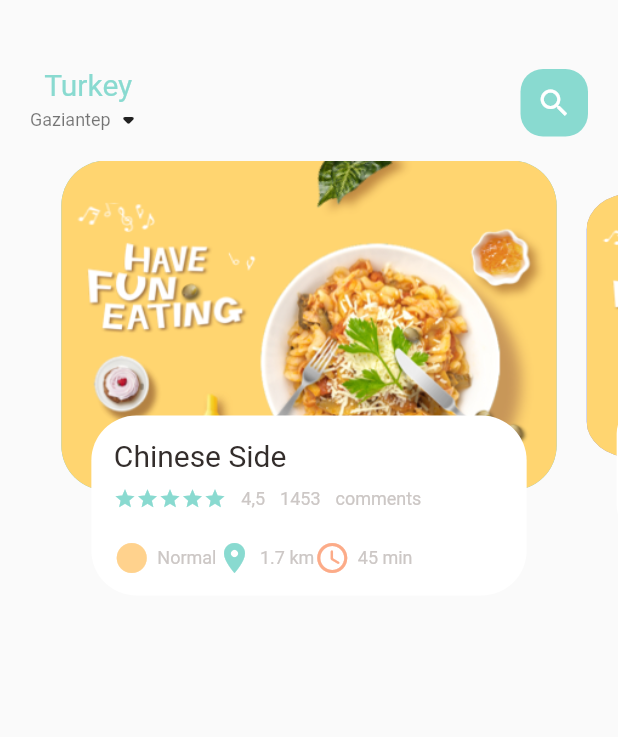
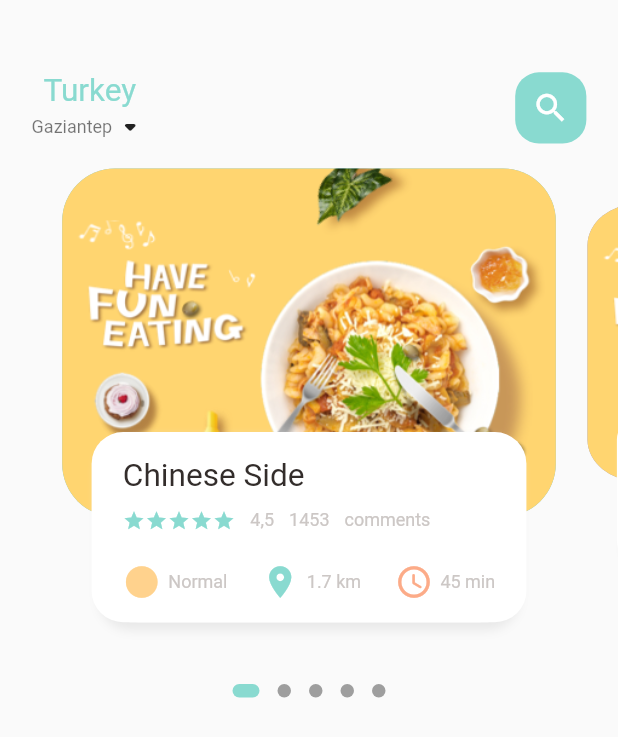
Before and after one commit to EnesAgir-7/Food_Delivery, a Flutter app: the screen it shows after launch, on a phone screen of 412 x 824 dp. Shown: the top 737 px of the screen. Run offline on Flutter 3.47's test engine with Material 2 defaults, Android fonts, the phone set to English and light mode, and no system bars; drawn by our look-alikes of dots_indicator; our stand-ins replace get; missing offline and left inert: dart:ffi.

Commit message:
dynamic resize
dynamically change dimensions

```diff
--- a/lib/home/food_page_body.dart
+++ b/lib/home/food_page_body.dart
@@ -1,8 +1,10 @@
 import 'dart:ffi';
 
+import 'package:dots_indicator/dots_indicator.dart';
 import 'package:flutter/cupertino.dart';
 import 'package:flutter/material.dart';
 import 'package:food_delivery/utils/colors.dart';
+import 'package:food_delivery/utils/dimensions.dart';
 import 'package:food_delivery/widgets/big_text.dart';
 import 'package:food_delivery/widgets/icon_and_text_widget.dart';
 import 'package:food_delivery/widgets/small_text.dart';
@@ -18,7 +20,7 @@ class _FoodPageBodyState extends State<FoodPageBody> {
   PageController pageController = PageController(viewportFraction: 0.85);
   var _currPageValue = 0.0;
   double _scaleFactor = 0.8;
-  double _height = 220;
+  double _height = Dimensions.pageViewContainer;
   @override
   void initState() {
     super.initState();
@@ -37,14 +39,32 @@ class _FoodPageBodyState extends State<FoodPageBody> {
 
   @override
   Widget build(BuildContext context) {
-    return Container(
-      height: 320,
+    return Column(
+      children: [
+        //* slider section
+        Container(
+          height: Dimensions.pageView,
           child: PageView.builder(
               controller: pageController,
               itemCount: 5,
               itemBuilder: (context, position) {
                 return _buildPageItem(position);
               }),
+        ),
+        //* donts
+        new DotsIndicator(
+          dotsCount: 5,
+          position: _currPageValue,
+          decorator: DotsDecorator(
+            activeColor: AppColors.mainColor,
+            size: const Size.square(9.0),
+            activeSize: const Size(18.0, 9.0),
+            activeShape: RoundedRectangleBorder(borderRadius: BorderRadius.circular(5.0)),
+          ),
+        )
+
+
+      ],
     );
   }
 
@@ -66,7 +86,7 @@ class _FoodPageBodyState extends State<FoodPageBody> {
       matrix = Matrix4.diagonal3Values(1, currScale, 1)..setTranslationRaw(0, currTrans, 0);
     } else {
       var currScale = 0.8;
-      matrix = Matrix4.diagonal3Values(1, currScale, 1)..setTranslationRaw(0, _height*(1-_scaleFactor)/2, 1);
+      matrix = Matrix4.diagonal3Values(1, currScale, 1)..setTranslationRaw(0, _height * (1 - _scaleFactor) / 2, 1);
     }
 
     return Transform(
@@ -74,24 +94,24 @@ class _FoodPageBodyState extends State<FoodPageBody> {
       child: Stack(
         children: [
           Container(
-            height: 220,
-            margin: EdgeInsets.only(left: 10, right: 10),
-            decoration: BoxDecoration(borderRadius: BorderRadius.circular(30), color: index.isEven ? Color(0xFF69c5df) : Color(0xFF9294cc), image: DecorationImage(fit: BoxFit.cover, image: AssetImage("assets/image/food0.png"))),
+            height: Dimensions.pageViewContainer,
+            margin: EdgeInsets.only(left: Dimensions.width10, right: Dimensions.width10),
+            decoration: BoxDecoration(borderRadius: BorderRadius.circular(Dimensions.radius30), color: index.isEven ? Color(0xFF69c5df) : Color(0xFF9294cc), image: DecorationImage(fit: BoxFit.cover, image: AssetImage("assets/image/food0.png"))),
           ),
           Align(
             alignment: Alignment.bottomCenter,
             child: Container(
-              height: 120,
-              margin: EdgeInsets.only(left: 30, right: 30, bottom: 30),
-              decoration: BoxDecoration(borderRadius: BorderRadius.circular(30), color: Colors.white),
+              height: Dimensions.pageViewTextContainer,
+              margin: EdgeInsets.only(left: Dimensions.width30, right: Dimensions.width30, bottom: Dimensions.height30),
+              decoration: BoxDecoration(borderRadius: BorderRadius.circular(Dimensions.radius20), color: Colors.white, boxShadow: [BoxShadow(color: Color(0xFFe8e8e8), blurRadius: 5.0, offset: Offset(0, 5)), BoxShadow(color: Colors.white, offset: Offset(-5, 0)), BoxShadow(color: Colors.white, offset: Offset(5, 0))]),
               child: Container(
-                padding: EdgeInsets.only(top: 15, left: 15, right: 15),
+                padding: EdgeInsets.only(top: Dimensions.height15, left: Dimensions.width15, right: Dimensions.width15),
                 child: Column(
                   crossAxisAlignment: CrossAxisAlignment.start,
                   children: [
                     BigText(text: "Chinese Side"),
                     SizedBox(
-                      height: 10,
+                      height: Dimensions.height10,
                     ),
                     Row(
                       children: [
@@ -119,9 +139,10 @@ class _FoodPageBodyState extends State<FoodPageBody> {
                       ],
                     ),
                     SizedBox(
-                      height: 20,
+                      height: Dimensions.height20,
                     ),
                     Row(
+                      mainAxisAlignment: MainAxisAlignment.spaceBetween,
                       children: [IconAndTextWidget(icon: Icons.circle_sharp, text: "Normal", iconColor: AppColors.iconColor1), IconAndTextWidget(icon: Icons.location_on, text: "1.7 km", iconColor: AppColors.mainColor), IconAndTextWidget(icon: Icons.access_time_rounded, text: "45 min", iconColor: AppColors.iconColor2)],
                     )
                   ],
--- a/lib/home/main_food_page.dart
+++ b/lib/home/main_food_page.dart
@@ -2,6 +2,7 @@ import 'package:flutter/cupertino.dart';
 import 'package:flutter/material.dart';
 import 'package:food_delivery/home/food_page_body.dart';
 import 'package:food_delivery/utils/colors.dart';
+import 'package:food_delivery/utils/dimensions.dart';
 import 'package:food_delivery/widgets/big_text.dart';
 import 'package:food_delivery/widgets/small_text.dart';
 
@@ -15,22 +16,29 @@ class MainFoodPage extends StatefulWidget {
 class _MainFoodPageState extends State<MainFoodPage> {
   @override
   Widget build(BuildContext context) {
+    //?screen height => print("Current height is " + MediaQuery.of(context).size.height.toString());
     return Scaffold(
         body: Column(
       children: [
         Container(
           child: Container(
-        margin: EdgeInsets.only(top: 45 , bottom: 15),
-        padding: EdgeInsets.only(left: 20,right: 20),
+            margin: EdgeInsets.only(top: Dimensions.height45, bottom: Dimensions.height15),
+            padding: EdgeInsets.only(left: Dimensions.width20, right: Dimensions.width20),
             child: Row(
               mainAxisAlignment: MainAxisAlignment.spaceBetween,
               children: [
                 Column(
                   children: [
-                BigText(text: "Turkey", color: AppColors.mainColor,),
+                    BigText(
+                      text: "Turkey",
+                      color: AppColors.mainColor,
+                    ),
                     Row(
                       children: [
-                    SmallText(text: "Gaziantep", color: Colors.black54,),
+                        SmallText(
+                          text: "Gaziantep",
+                          color: Colors.black54,
+                        ),
                         Icon(Icons.arrow_drop_down_rounded)
                       ],
                     )
@@ -38,13 +46,16 @@ class _MainFoodPageState extends State<MainFoodPage> {
                 ),
                 Center(
                   child: Container(
-                width: 45,
-                height: 45,
-                child: Icon(Icons.search, color: Colors.white,),
+                    width: Dimensions.height45,
+                    height: Dimensions.height45,
+                    child: Icon(
+                      Icons.search,
+                      color: Colors.white,
+                      size: Dimensions.iconSize24,
+                    ),
                     decoration: BoxDecoration(
-                  borderRadius: BorderRadius.circular(15),
+                      borderRadius: BorderRadius.circular(Dimensions.radius15),
                       color: AppColors.mainColor,
-
                     ),
                   ),
                 )
@@ -54,7 +65,6 @@ class _MainFoodPageState extends State<MainFoodPage> {
         ),
         FoodPageBody(),
       ],
-      )
-    );
+    ));
   }
 }
--- a/lib/main.dart
+++ b/lib/main.dart
@@ -1,5 +1,6 @@
 import 'package:flutter/material.dart';
 import 'package:food_delivery/home/main_food_page.dart';
+import 'package:get/get.dart';
 
 void main() {
   runApp(const MyApp());
@@ -11,7 +12,7 @@ class MyApp extends StatelessWidget {
   // This widget is the root of your application.
   @override
   Widget build(BuildContext context) {
-    return MaterialApp(
+    return GetMaterialApp(
       debugShowCheckedModeBanner: false,
       title: 'Food Delivery',
       theme: ThemeData(
--- /dev/null
+++ b/lib/utils/dimensions.dart
@@ -0,0 +1,33 @@
+import 'package:get/get.dart';
+
+class Dimensions {
+  //! access the height/width property
+  static double screenHeight = Get.context!.height;
+  static double screenWidth = Get.context!.width;
+
+  static double pageView = screenHeight / 2.44;
+  static double pageViewContainer = screenHeight / 3.55;
+  static double pageViewTextContainer = screenHeight / 6.5;
+  //*dynamic height
+  static double height10 = screenHeight / 78.1;
+  static double height15 = screenHeight / 52.06;
+  static double height20 = screenHeight / 39.1;
+  static double height30 = screenHeight / 23.43;
+  static double height45 = screenHeight / 17.36;
+
+  //*dynamic width
+  static double width10 = screenHeight / 78.1;
+  static double width15 = screenHeight / 52.06;
+  static double width20 = screenHeight / 39.1;
+  static double width30 = screenHeight / 23.43;
+
+  static double font20 = screenHeight / 39.1;
+
+  //*dynamic radius
+  static double radius15 = screenHeight / 52.06;
+  static double radius20 = screenHeight / 39.1;
+  static double radius30 = screenHeight / 23.43;
+
+  //*dynamic icon size
+  static double iconSize24 = screenHeight / 32.54;
+}
--- a/lib/widgets/big_text.dart
+++ b/lib/widgets/big_text.dart
@@ -1,11 +1,12 @@
 import 'package:flutter/cupertino.dart';
+import 'package:food_delivery/utils/dimensions.dart';
 
 class BigText extends StatelessWidget {
   Color? color;
   final String text;
   double size;
   TextOverflow overflow;
-  BigText({Key? key, this.color= const Color(0xFF332d2b) ,this.size=20, required this.text,
+  BigText({Key? key, this.color= const Color(0xFF332d2b) ,this.size=0, required this.text,
           this.overflow= TextOverflow.ellipsis}) : super(key: key);
 
   @override
@@ -16,7 +17,7 @@ class BigText extends StatelessWidget {
       overflow: overflow,
       style: TextStyle(
         fontFamily: 'Roboto',
-        fontSize: size,
+        fontSize:size==0?Dimensions.font20:size,
         color: color,
         fontWeight: FontWeight.w400
       ),
--- a/lib/widgets/icon_and_text_widget.dart
+++ b/lib/widgets/icon_and_text_widget.dart
@@ -1,4 +1,5 @@
 import 'package:flutter/cupertino.dart';
+import 'package:food_delivery/utils/dimensions.dart';
 import 'package:food_delivery/widgets/small_text.dart';
 
 class IconAndTextWidget extends StatelessWidget {
@@ -14,7 +15,7 @@ class IconAndTextWidget extends StatelessWidget {
   Widget build(BuildContext context) {
     return Row(
       children: [
-        Icon(icon, color: iconColor,),
+        Icon(icon, color: iconColor,size: Dimensions.iconSize24,),
         SizedBox(width: 5,),
         SmallText(text: text, ),
       ],
--- a/pubspec.yaml
+++ b/pubspec.yaml
@@ -30,6 +30,7 @@ dependencies:
   flutter:
     sdk: flutter
   get: ^4.1.4
+  dots_indicator: ^2.1.0
 
 
   # The following adds the Cupertino Icons font to your application.
```
Also changed, not shown: pubspec.lock. Lines whose indentation alone changed are shown as unchanged.
